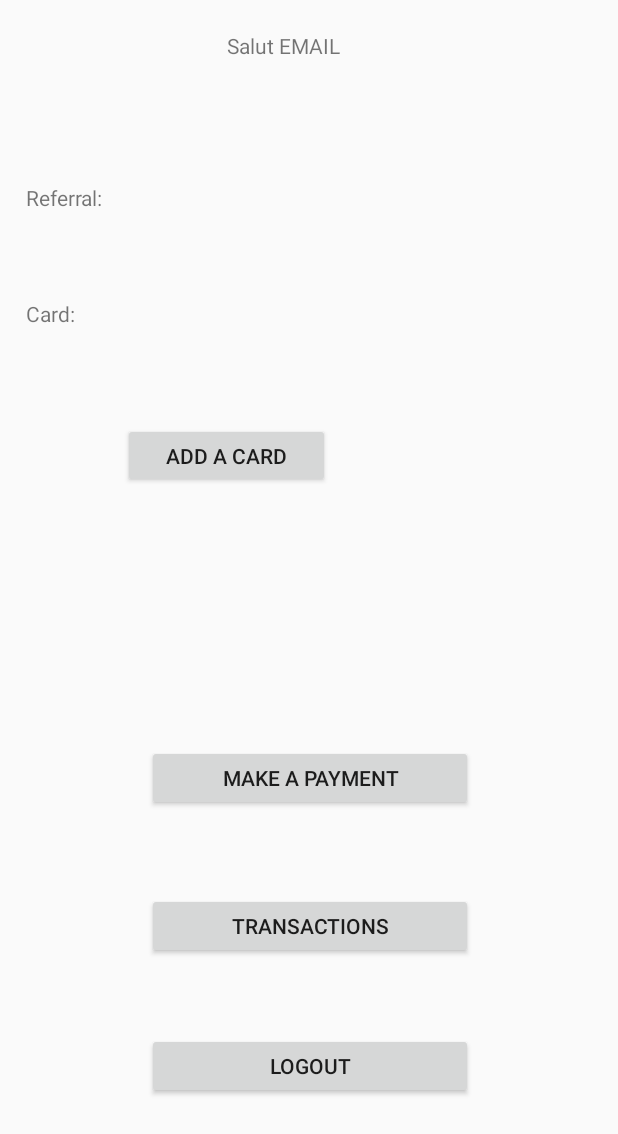
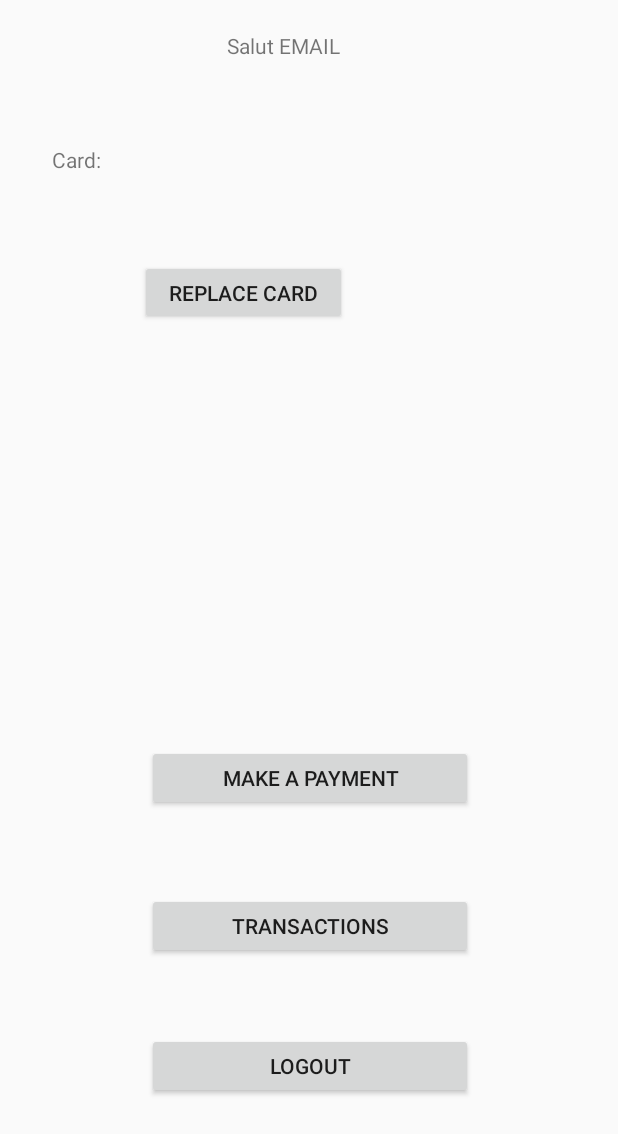
Before and after one commit to laur4444/Hackathon2, an Android app: the layout activity_profile.xml on its own in the app's theme, with its tools: preview values and no code run, on a phone screen of 412 x 824 dp. Shown: the top 1134 px of the screen. Run offline under Robolectric (Android 15) with nearby library versions, the phone set to English and light mode, and no system bars.

Commit message:
Versiune stabila

```diff
--- a/app/src/main/java/net/ddns/dunno/hackathon/ProfileActivity.java
+++ b/app/src/main/java/net/ddns/dunno/hackathon/ProfileActivity.java
@@ -76,8 +76,6 @@ public class ProfileActivity extends AppCompatActivity implements View.OnClickLi
         insertCard.setOnClickListener(this);
         goToPay.setOnClickListener(this);
         goToTransactions.setOnClickListener(this);
-
-
 
 
     }
--- a/app/src/main/res/layout/activity_profile.xml
+++ b/app/src/main/res/layout/activity_profile.xml
@@ -24,22 +24,6 @@
         app:layout_constraintVertical_bias="0.017" />
 
     <TextView
-        android:id="@+id/user_referred"
-        android:layout_width="196dp"
-        android:layout_height="37dp"
-        android:layout_marginBottom="8dp"
-        android:layout_marginEnd="8dp"
-        android:layout_marginStart="8dp"
-        android:layout_marginTop="8dp"
-        android:text="Referral:"
-        app:layout_constraintBottom_toBottomOf="parent"
-        app:layout_constraintEnd_toEndOf="parent"
-        app:layout_constraintHorizontal_bias="0.046"
-        app:layout_constraintStart_toStartOf="parent"
-        app:layout_constraintTop_toTopOf="parent"
-        app:layout_constraintVertical_bias="0.148" />
-
-    <TextView
         android:id="@+id/user_card"
         android:layout_width="196dp"
         android:layout_height="37dp"
@@ -50,10 +34,10 @@
         android:text="Card:"
         app:layout_constraintBottom_toBottomOf="parent"
         app:layout_constraintEnd_toEndOf="parent"
-        app:layout_constraintHorizontal_bias="0.046"
+        app:layout_constraintHorizontal_bias="0.133"
         app:layout_constraintStart_toStartOf="parent"
         app:layout_constraintTop_toTopOf="parent"
-        app:layout_constraintVertical_bias="0.248" />
+        app:layout_constraintVertical_bias="0.115" />
 
     <Button
         android:id="@+id/user_LogOut"
@@ -79,13 +63,13 @@
         android:layout_marginEnd="8dp"
         android:layout_marginStart="8dp"
         android:layout_marginTop="8dp"
-        android:text="Add a card"
+        android:text="Replace card"
         app:layout_constraintBottom_toBottomOf="parent"
         app:layout_constraintEnd_toEndOf="parent"
-        app:layout_constraintHorizontal_bias="0.286"
+        app:layout_constraintHorizontal_bias="0.33"
         app:layout_constraintStart_toStartOf="parent"
         app:layout_constraintTop_toTopOf="parent"
-        app:layout_constraintVertical_bias="0.358" />
+        app:layout_constraintVertical_bias="0.216" />
 
     <Button
         android:id="@+id/user_ViewTransactions"
```
